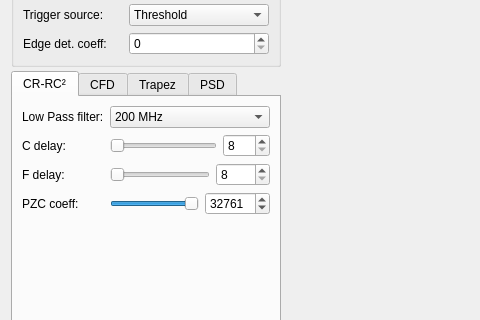
First picture: the form in forms/mca_view.ui, repository nucliflare/nlab-digitizer-community, before the edit; both pictures show x 0 to 480 and y 220 to 540 of the 1100 by 882 pixel window.
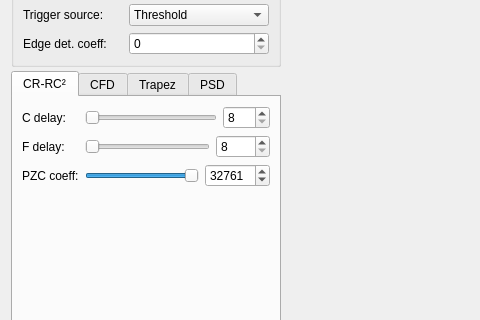
Second picture: the form after the edit. Custom widgets are drawn as their Qt base class.

Diff of the .ui file:
```diff
--- a/forms/mca_view.ui
+++ b/forms/mca_view.ui
@@ -355,23 +355,11 @@
            <attribute name="title"><string>CR-RC²</string></attribute>
            <layout class="QFormLayout" name="formCrRc2">
             <item row="0" column="0">
-             <widget class="QLabel" name="labelLpPreset">
-              <property name="text"><string>Low Pass filter:</string></property>
-             </widget>
-            </item>
-            <item row="0" column="1">
-             <widget class="QComboBox" name="comboLpPreset">
-              <item><property name="text"><string>200 MHz</string></property></item>
-              <item><property name="text"><string>70 MHz</string></property></item>
-              <item><property name="text"><string>Moving average</string></property></item>
-             </widget>
-            </item>
-            <item row="1" column="0">
              <widget class="QLabel" name="labelCrrc2Cdelay">
               <property name="text"><string>C delay:</string></property>
              </widget>
             </item>
-            <item row="1" column="1">
+            <item row="0" column="1">
              <layout class="QHBoxLayout" name="hCrrc2Cdelay">
               <item>
                <widget class="QSlider" name="sliderCrrc2Cdelay">
@@ -392,12 +380,12 @@
               </item>
              </layout>
             </item>
-            <item row="2" column="0">
+            <item row="1" column="0">
              <widget class="QLabel" name="labelCrrc2Fdelay">
               <property name="text"><string>F delay:</string></property>
              </widget>
             </item>
-            <item row="2" column="1">
+            <item row="1" column="1">
              <layout class="QHBoxLayout" name="hCrrc2Fdelay">
               <item>
                <widget class="QSlider" name="sliderCrrc2Fdelay">
@@ -418,12 +406,12 @@
               </item>
              </layout>
             </item>
-            <item row="3" column="0">
+            <item row="2" column="0">
              <widget class="QLabel" name="labelCrrc2Pzc">
               <property name="text"><string>PZC coeff:</string></property>
              </widget>
             </item>
-            <item row="3" column="1">
+            <item row="2" column="1">
              <layout class="QHBoxLayout" name="hCrrc2Pzc">
               <item>
                <widget class="QSlider" name="sliderCrrc2Pzc">
```
